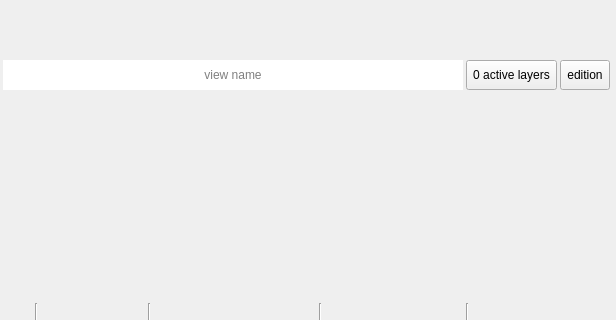
Above: ui/view_widget_multi.ui from SMByC/ThRasE before the change; both pictures show x 0 to 616 and y 0 to 320 of the 616 by 598 pixel window. Below: the same form after it.
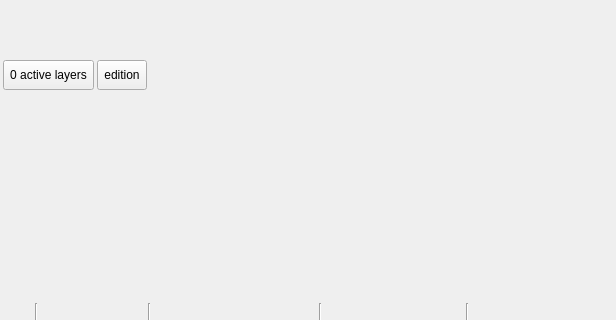
That is the form after the change. Icons and pictures are not drawn. Custom widgets are drawn as their Qt base class.

Commit message: Removing the view name for each viewer widget

The edit to the form file:
```diff
--- a/ui/view_widget_multi.ui
+++ b/ui/view_widget_multi.ui
@@ -44,30 +44,6 @@
       <property name="bottomMargin">
        <number>3</number>
       </property>
-      <item>
-       <widget class="QLineEdit" name="QLabel_ViewName">
-        <property name="maximumSize">
-         <size>
-          <width>16777215</width>
-          <height>30</height>
-         </size>
-        </property>
-        <property name="font">
-         <font>
-          <pointsize>9</pointsize>
-         </font>
-        </property>
-        <property name="frame">
-         <bool>false</bool>
-        </property>
-        <property name="alignment">
-         <set>Qt::AlignCenter</set>
-        </property>
-        <property name="placeholderText">
-         <string>view name</string>
-        </property>
-       </widget>
-      </item>
       <item>
        <widget class="QToolButton" name="QPBtn_ConfActiveLayers">
         <property name="enabled">
@@ -145,6 +121,19 @@
         </property>
        </widget>
       </item>
+      <item>
+       <spacer name="horizontalSpacer_19">
+        <property name="orientation">
+         <enum>Qt::Horizontal</enum>
+        </property>
+        <property name="sizeHint" stdset="0">
+         <size>
+          <width>40</width>
+          <height>20</height>
+         </size>
+        </property>
+       </spacer>
+      </item>
      </layout>
     </widget>
    </item>
```
The commit also changes 4 other files.
